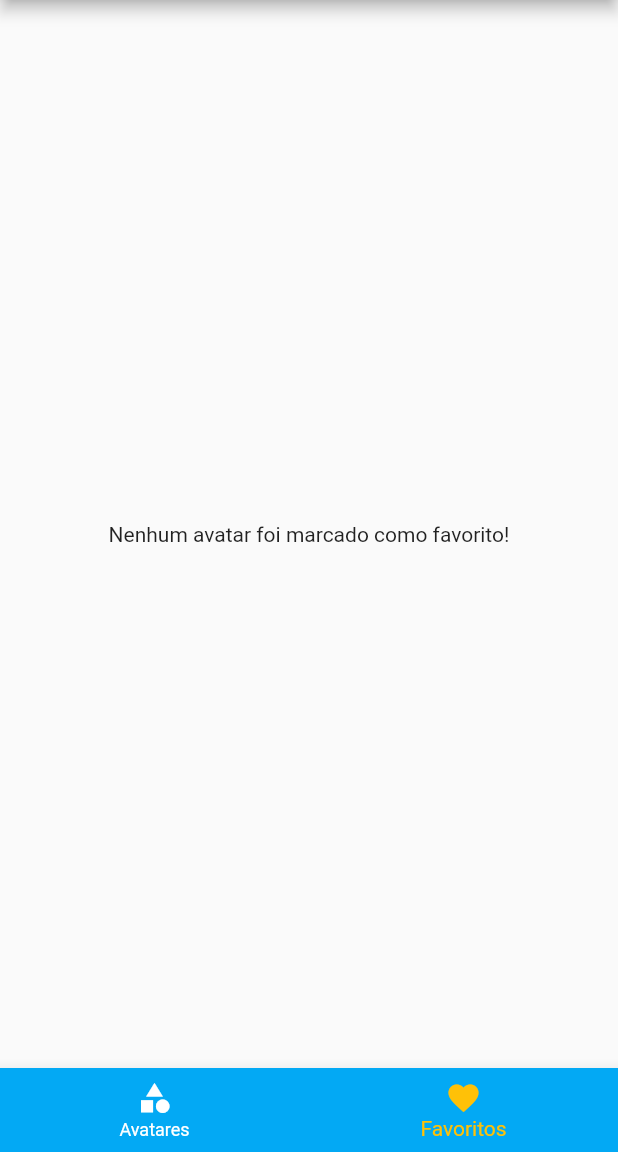
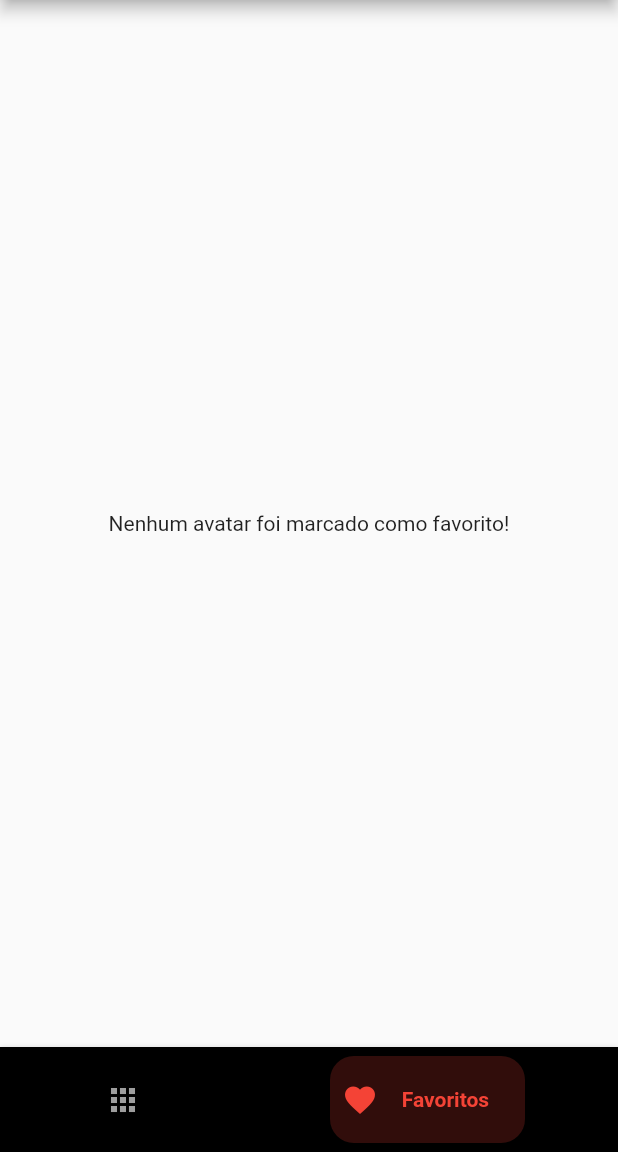
Before and after one commit to hadson0/DrawMe, a Flutter app: the TabsAvatarScreen screen opened by its route, item 2 of the bottom bar chosen, on a phone screen of 412 x 824 dp, the part 84-1236 px from its top. Run offline on Flutter 3.47's test engine with Material 2 defaults, Android fonts, the phone set to English and light mode, and no system bars; drawn by our look-alikes of bottom_navy_bar; our stand-ins replace image_gallery_saver, image_picker, screenshot, share_plus.

Commit message:
Updated Avatar screen

```diff
--- a/lib/main.dart
+++ b/lib/main.dart
@@ -3,7 +3,7 @@ import 'package:provider/provider.dart';
 
 import 'package:drawme/models/avatar_list.dart';
 
-import 'package:drawme/screens/avatar_overview/avatar_item/avatar_detail_screen.dart';
+import 'package:drawme/components/avatar/avatar_detail/avatar_detail_sheet.dart';
 import 'package:drawme/screens/home_screen.dart';
 import 'package:drawme/screens/avatar_overview/tabs_avatar_screen.dart';
 import 'package:drawme/screens/avatar_form/layer_selection_form_screen.dart';
@@ -46,7 +46,6 @@ class MyApp extends StatelessWidget {
         routes: {
           AppRoutes.HOME: (ctx) => HomeScreen(),
           AppRoutes.AVATAR_LIST: (ctx) => TabsAvatarScreen(),
-          AppRoutes.AVATAR_DETAIL: (ctx) => AvatarDetailScreen(),
           AppRoutes.LAYER_SELECTION_FORM: (ctx) => LayerSelectionFormScreen(),
         },
         debugShowCheckedModeBanner: false,
--- a/lib/screens/avatar_overview/tabs_avatar_screen.dart
+++ b/lib/screens/avatar_overview/tabs_avatar_screen.dart
@@ -1,4 +1,6 @@
 import 'package:flutter/material.dart';
+
+import 'package:bottom_navy_bar/bottom_navy_bar.dart';
 
 import 'package:drawme/components/app_drawer.dart';
 
@@ -21,10 +23,46 @@ class _TabsAvatarScreenState extends State<TabsAvatarScreen> {
 
   List<Widget> _screens = [];
 
-  void _selectScreen(int index) {
-    setState(() {
-      _selectedScreenIndex = index;
-    });
+  Widget _buildBottomNavigationBar() {
+    final inactiveColor = Colors.grey;
+    return BottomNavyBar(
+      mainAxisAlignment: MainAxisAlignment.spaceAround,
+      containerHeight: 70,
+      backgroundColor: Colors.black,
+      itemCornerRadius: 16,
+      selectedIndex: _selectedScreenIndex,
+      onItemSelected: (index) => setState(() => _selectedScreenIndex = index),
+      items: [
+        BottomNavyBarItem(
+          icon: Icon(Icons.apps),
+          title: Text('Avatares'),
+          textAlign: TextAlign.center,
+          activeColor: Colors.amber,
+          inactiveColor: inactiveColor,
+        ),
+        BottomNavyBarItem(
+          icon: Icon(Icons.favorite),
+          title: Text('Favoritos'),
+          textAlign: TextAlign.center,
+          activeColor: Colors.red,
+          inactiveColor: inactiveColor,
+        ),
+        /* BottomNavyBarItem(
+          icon: Icon(Icons.person),
+          title: Text('Perfil'),
+          textAlign: TextAlign.center,
+          activeColor: Colors.blue,
+          inactiveColor: inactiveColor,
+        ),
+        BottomNavyBarItem(
+          icon: Icon(Icons.settings),
+          title: Text('Configurações'),
+          textAlign: TextAlign.center,
+          activeColor: Colors.orange,
+          inactiveColor: inactiveColor,
+        ), */
+      ],
+    );
   }
 
   @override
@@ -44,23 +82,7 @@ class _TabsAvatarScreenState extends State<TabsAvatarScreen> {
       ),
       drawer: AppDrawer(),
       body: _screens[_selectedScreenIndex],
-      bottomNavigationBar: BottomNavigationBar(
-        onTap: _selectScreen,
-        backgroundColor: Theme.of(context).primaryColor,
-        unselectedItemColor: Colors.white,
-        selectedItemColor: Theme.of(context).colorScheme.secondary,
-        currentIndex: _selectedScreenIndex,
-        items: [
-          BottomNavigationBarItem(
-            icon: Icon(Icons.category),
-            label: 'Avatares',
-          ),
-          BottomNavigationBarItem(
-            icon: Icon(Icons.favorite),
-            label: 'Favoritos',
-          ),
-        ],
-      ),
+      bottomNavigationBar: _buildBottomNavigationBar(),
     );
   }
 }
--- a/lib/utils/AppRoutes.dart
+++ b/lib/utils/AppRoutes.dart
@@ -1,7 +1,6 @@
 class AppRoutes {
   static const HOME = '/';
   static const AVATAR_LIST = '/avatar-list';
-  static const AVATAR_DETAIL = '/avatar-detail';
   static const AVATAR_PAINTER = '/avatar-painter';
   static const LAYER_SELECTION_FORM = '/layer-selection-form';
 }
--- a/pubspec.yaml
+++ b/pubspec.yaml
@@ -36,6 +36,9 @@ dependencies:
   # Image Share
   share_plus: ^2.1.4
   path_provider: ^2.0.3
+
+  # Navigation Tab Bar
+  bottom_navy_bar: ^6.0.0
 
 
   # The following adds the Cupertino Icons font to your application.
```
Also changed, not shown: lib/components/avatar/avatar_grid_item.dart (+18 -13 lines), lib/screens/avatar_overview/avatar_item/avatar_detail_screen.dart (deleted, +0 -53 lines), pubspec.lock.
